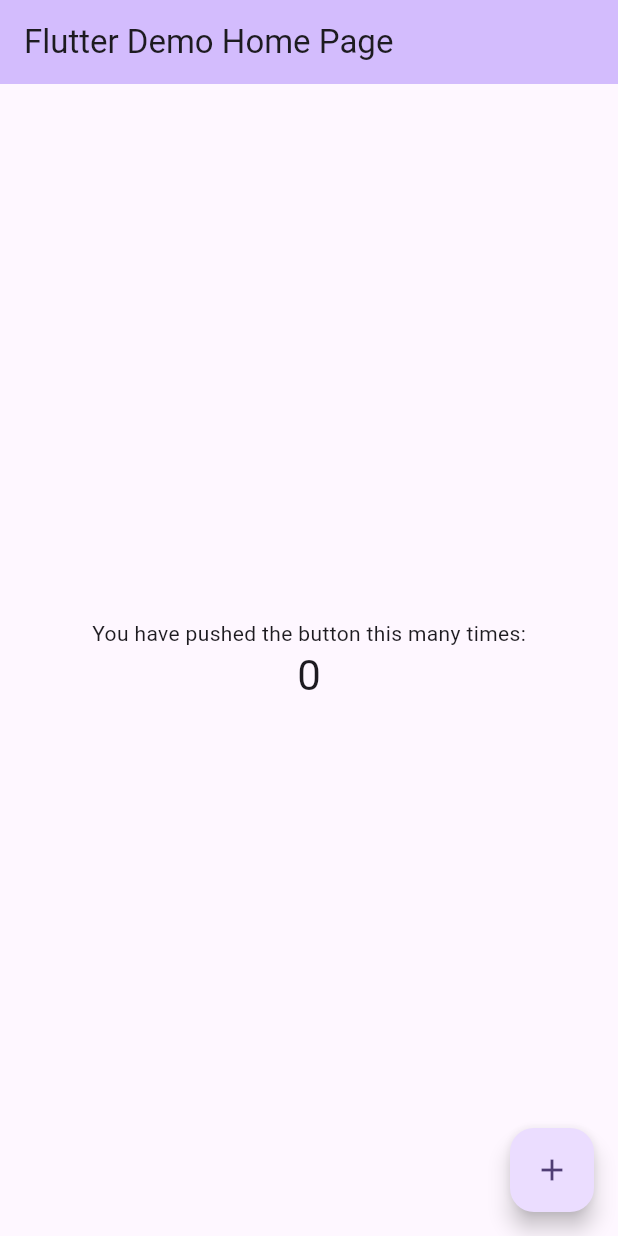
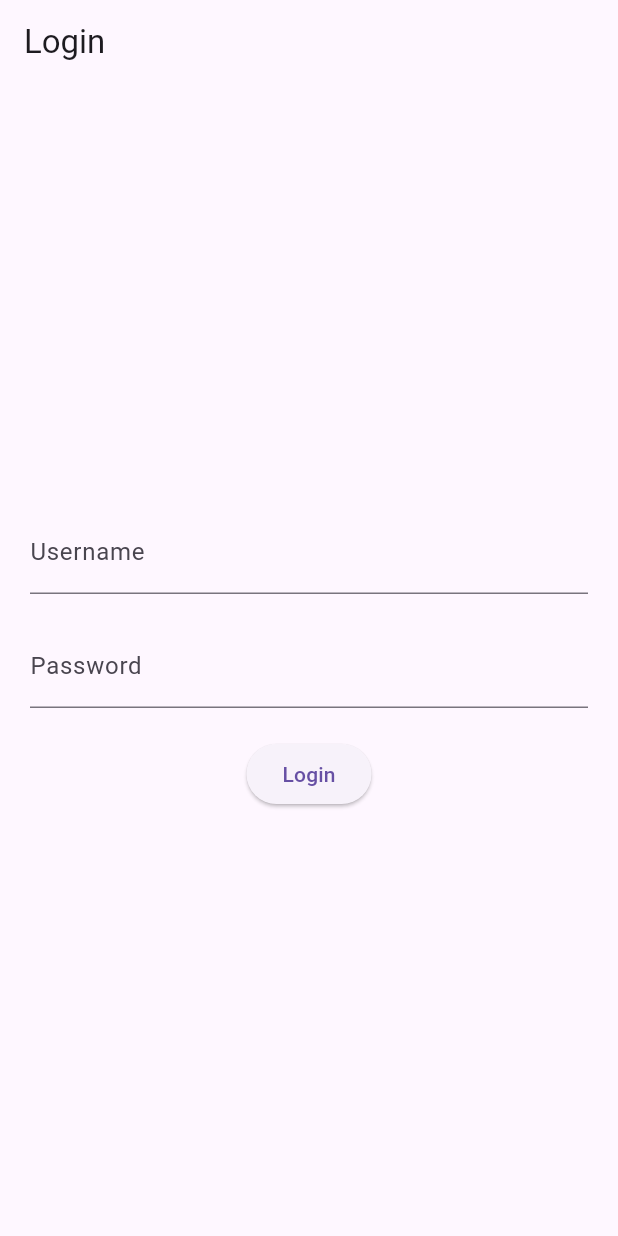
Before and after one commit to JosipDomazetDev/Bachelorarbeit, a Flutter app: the screen it shows after launch, on a phone screen of 412 x 824 dp. Run offline on Flutter 3.47's test engine with Material 3 defaults, Android fonts, the phone set to English and light mode, and no system bars.

Commit message:
chatgpt3.5: #2

```diff
--- a/shopping_app_chatgpt3/lib/main.dart
+++ b/shopping_app_chatgpt3/lib/main.dart
@@ -1,125 +1,21 @@
 import 'package:flutter/material.dart';
+import 'package:shopping_app_chatgpt3/screens/login_screen.dart';
+import 'package:shopping_app_chatgpt3/screens/product_listing_screen.dart';
 
 void main() {
-  runApp(const MyApp());
+  runApp(MyApp());
 }
 
 class MyApp extends StatelessWidget {
-  const MyApp({super.key});
-
-  // This widget is the root of your application.
   @override
   Widget build(BuildContext context) {
     return MaterialApp(
-      title: 'Flutter Demo',
-      theme: ThemeData(
-        // This is the theme of your application.
-        //
-        // TRY THIS: Try running your application with "flutter run". You'll see
-        // the application has a purple toolbar. Then, without quitting the app,
-        // try changing the seedColor in the colorScheme below to Colors.green
-        // and then invoke "hot reload" (save your changes or press the "hot
-        // reload" button in a Flutter-supported IDE, or press "r" if you used
-        // the command line to start the app).
-        //
-        // Notice that the counter didn't reset back to zero; the application
-        // state is not lost during the reload. To reset the state, use hot
-        // restart instead.
-        //
-        // This works for code too, not just values: Most code changes can be
-        // tested with just a hot reload.
-        colorScheme: ColorScheme.fromSeed(seedColor: Colors.deepPurple),
-        useMaterial3: true,
-      ),
-      home: const MyHomePage(title: 'Flutter Demo Home Page'),
+      title: 'Your App Name',
+      initialRoute: '/',
+      routes: {
+        '/': (context) => LoginScreen(),
+        '/productListing': (context) => ProductListingScreen(),
+      },
     );
   }
 }
-
-class MyHomePage extends StatefulWidget {
-  const MyHomePage({super.key, required this.title});
-
-  // This widget is the home page of your application. It is stateful, meaning
-  // that it has a State object (defined below) that contains fields that affect
-  // how it looks.
-
-  // This class is the configuration for the state. It holds the values (in this
-  // case the title) provided by the parent (in this case the App widget) and
-  // used by the build method of the State. Fields in a Widget subclass are
-  // always marked "final".
-
-  final String title;
-
-  @override
-  State<MyHomePage> createState() => _MyHomePageState();
-}
-
-class _MyHomePageState extends State<MyHomePage> {
-  int _counter = 0;
-
-  void _incrementCounter() {
-    setState(() {
-      // This call to setState tells the Flutter framework that something has
-      // changed in this State, which causes it to rerun the build method below
-      // so that the display can reflect the updated values. If we changed
-      // _counter without calling setState(), then the build method would not be
-      // called again, and so nothing would appear to happen.
-      _counter++;
-    });
-  }
-
-  @override
-  Widget build(BuildContext context) {
-    // This method is rerun every time setState is called, for instance as done
-    // by the _incrementCounter method above.
-    //
-    // The Flutter framework has been optimized to make rerunning build methods
-    // fast, so that you can just rebuild anything that needs updating rather
-    // than having to individually change instances of widgets.
-    return Scaffold(
-      appBar: AppBar(
-        // TRY THIS: Try changing the color here to a specific color (to
-        // Colors.amber, perhaps?) and trigger a hot reload to see the AppBar
-        // change color while the other colors stay the same.
-        backgroundColor: Theme.of(context).colorScheme.inversePrimary,
-        // Here we take the value from the MyHomePage object that was created by
-        // the App.build method, and use it to set our appbar title.
-        title: Text(widget.title),
-      ),
-      body: Center(
-        // Center is a layout widget. It takes a single child and positions it
-        // in the middle of the parent.
-        child: Column(
-          // Column is also a layout widget. It takes a list of children and
-          // arranges them vertically. By default, it sizes itself to fit its
-          // children horizontally, and tries to be as tall as its parent.
-          //
-          // Column has various properties to control how it sizes itself and
-          // how it positions its children. Here we use mainAxisAlignment to
-          // center the children vertically; the main axis here is the vertical
-          // axis because Columns are vertical (the cross axis would be
-          // horizontal).
-          //
-          // TRY THIS: Invoke "debug painting" (choose the "Toggle Debug Paint"
-          // action in the IDE, or press "p" in the console), to see the
-          // wireframe for each widget.
-          mainAxisAlignment: MainAxisAlignment.center,
-          children: <Widget>[
-            const Text(
-              'You have pushed the button this many times:',
-            ),
-            Text(
-              '$_counter',
-              style: Theme.of(context).textTheme.headlineMedium,
-            ),
-          ],
-        ),
-      ),
-      floatingActionButton: FloatingActionButton(
-        onPressed: _incrementCounter,
-        tooltip: 'Increment',
-        child: const Icon(Icons.add),
-      ), // This trailing comma makes auto-formatting nicer for build methods.
-    );
-  }
-}
--- /dev/null
+++ b/shopping_app_chatgpt3/lib/screens/login_screen.dart
@@ -0,0 +1,35 @@
+import 'package:flutter/material.dart';
+
+class LoginScreen extends StatelessWidget {
+  @override
+  Widget build(BuildContext context) {
+    return Scaffold(
+      appBar: AppBar(
+        title: Text('Login'),
+      ),
+      body: Padding(
+        padding: EdgeInsets.all(20.0),
+        child: Column(
+          mainAxisAlignment: MainAxisAlignment.center,
+          children: [
+            TextField(
+              decoration: InputDecoration(labelText: 'Username'),
+            ),
+            SizedBox(height: 20.0),
+            TextField(
+              decoration: InputDecoration(labelText: 'Password'),
+              obscureText: true,
+            ),
+            SizedBox(height: 20.0),
+            ElevatedButton(
+              onPressed: () {
+                Navigator.pushReplacementNamed(context, '/productListing');
+              },
+              child: Text('Login'),
+            ),
+          ],
+        ),
+      ),
+    );
+  }
+}
--- /dev/null
+++ b/shopping_app_chatgpt3/lib/screens/product_listing_screen.dart
@@ -0,0 +1,14 @@
+import 'package:flutter/material.dart';
+
+class ProductListingScreen extends StatelessWidget {
+  @override
+  Widget build(BuildContext context) {
+    return Scaffold(
+      appBar: AppBar(
+        title: Text('Product Listing'),
+      ),
+      body: Center(
+        child: Text('Product Listing Screen'),
+      ),);
+  }
+}
```
Also changed, not shown: 1 other file.
